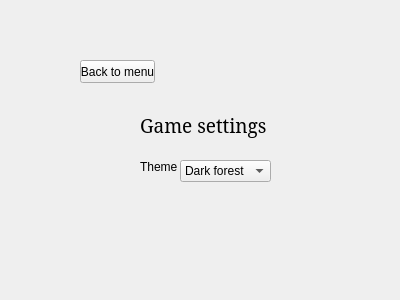
Before: the Qt Designer form code/wgt_pages/page_settings.ui in fostfox/snake_game, drawn with Qt 5.
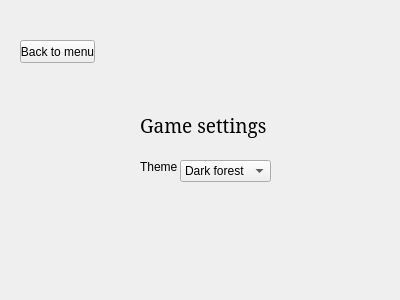
After: the same form once the commit is applied.

What changed in the file:
```diff
--- a/code/wgt_pages/page_settings.ui
+++ b/code/wgt_pages/page_settings.ui
@@ -68,8 +68,8 @@
   <widget class="QPushButton" name="pushButton">
    <property name="geometry">
     <rect>
-     <x>80</x>
-     <y>60</y>
+     <x>20</x>
+     <y>40</y>
      <width>75</width>
      <height>23</height>
     </rect>
```
Left out of the diff: 2 changed lines with no effect on the pictures.
